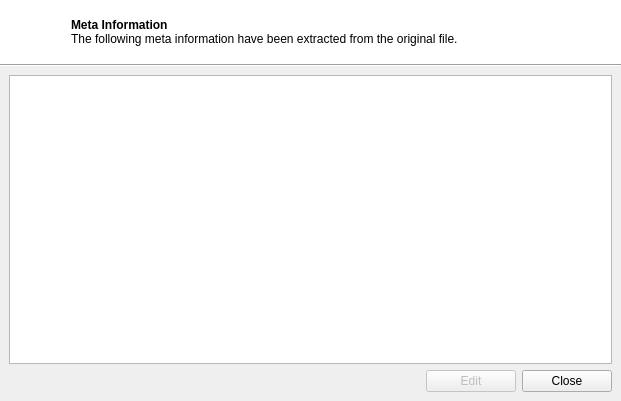
Before: the Qt Designer form LameXP_QT/gui/MetaInfo.ui in manojkumardshenoy/mulder, drawn with Qt 5.
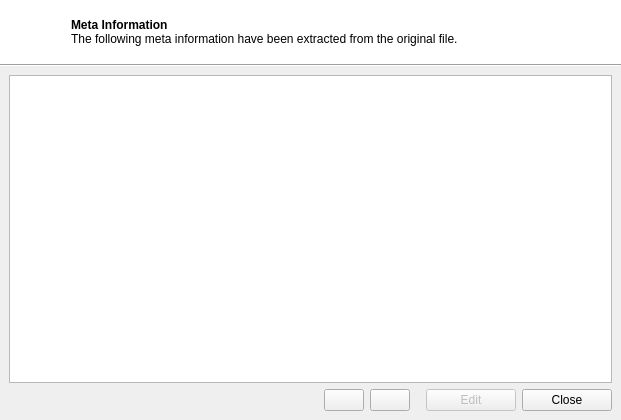
After: the same form once the commit is applied. Icons and pictures are not drawn.

Commit message: [LameXP Qt] Allow to navigate to next/previous file from meta dialog + implement "duration" property

Patch:
```diff
--- a/LameXP_QT/gui/MetaInfo.ui
+++ b/LameXP_QT/gui/MetaInfo.ui
@@ -7,7 +7,7 @@
     <x>0</x>
     <y>0</y>
     <width>621</width>
-    <height>401</height>
+    <height>420</height>
    </rect>
   </property>
   <property name="windowTitle">
@@ -204,6 +204,50 @@
            </property>
           </spacer>
          </item>
+         <item>
+          <widget class="QPushButton" name="upButton">
+           <property name="text">
+            <string/>
+           </property>
+           <property name="icon">
+            <iconset resource="../res/Icons.qrc">
+             <normaloff>:/icons/arrow_up.png</normaloff>:/icons/arrow_up.png</iconset>
+           </property>
+           <property name="autoDefault">
+            <bool>false</bool>
+           </property>
+          </widget>
+         </item>
+         <item>
+          <widget class="QPushButton" name="downButton">
+           <property name="text">
+            <string/>
+           </property>
+           <property name="icon">
+            <iconset resource="../res/Icons.qrc">
+             <normaloff>:/icons/arrow_down.png</normaloff>:/icons/arrow_down.png</iconset>
+           </property>
+           <property name="autoDefault">
+            <bool>false</bool>
+           </property>
+          </widget>
+         </item>
+         <item>
+          <spacer name="horizontalSpacer_2">
+           <property name="orientation">
+            <enum>Qt::Horizontal</enum>
+           </property>
+           <property name="sizeType">
+            <enum>QSizePolicy::Fixed</enum>
+           </property>
+           <property name="sizeHint" stdset="0">
+            <size>
+             <width>10</width>
+             <height>20</height>
+            </size>
+           </property>
+          </spacer>
+         </item>
          <item>
           <widget class="QPushButton" name="editButton">
            <property name="enabled">
@@ -222,6 +266,9 @@
             <iconset resource="../res/Icons.qrc">
              <normaloff>:/icons/table_edit.png</normaloff>:/icons/table_edit.png</iconset>
            </property>
+           <property name="autoDefault">
+            <bool>false</bool>
+           </property>
           </widget>
          </item>
          <item>
@@ -239,6 +286,9 @@
             <iconset resource="../res/Icons.qrc">
              <normaloff>:/icons/cross.png</normaloff>:/icons/cross.png</iconset>
            </property>
+           <property name="autoDefault">
+            <bool>false</bool>
+           </property>
           </widget>
          </item>
         </layout>
```
Left out of the diff: 19 changed lines with no effect on the pictures. The commit also changes 9 other files.
